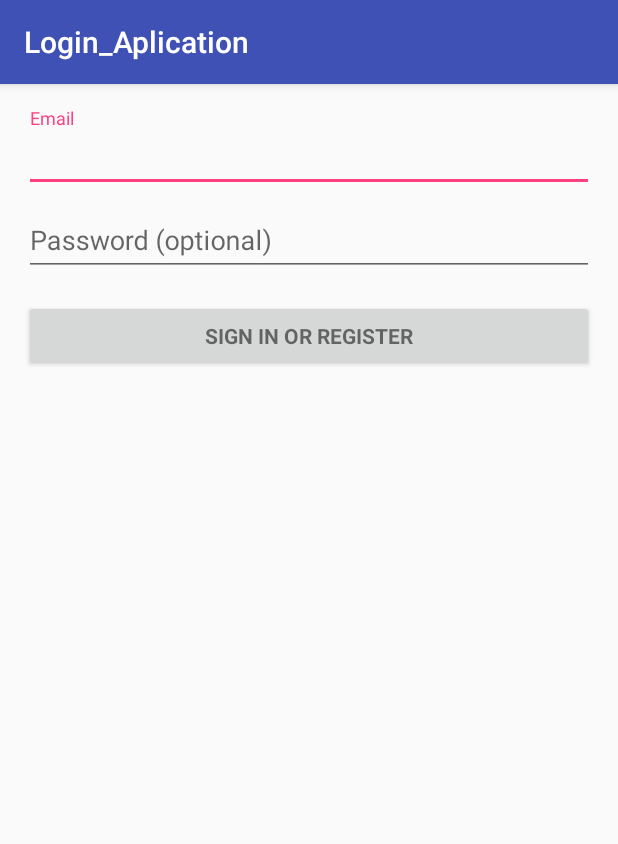
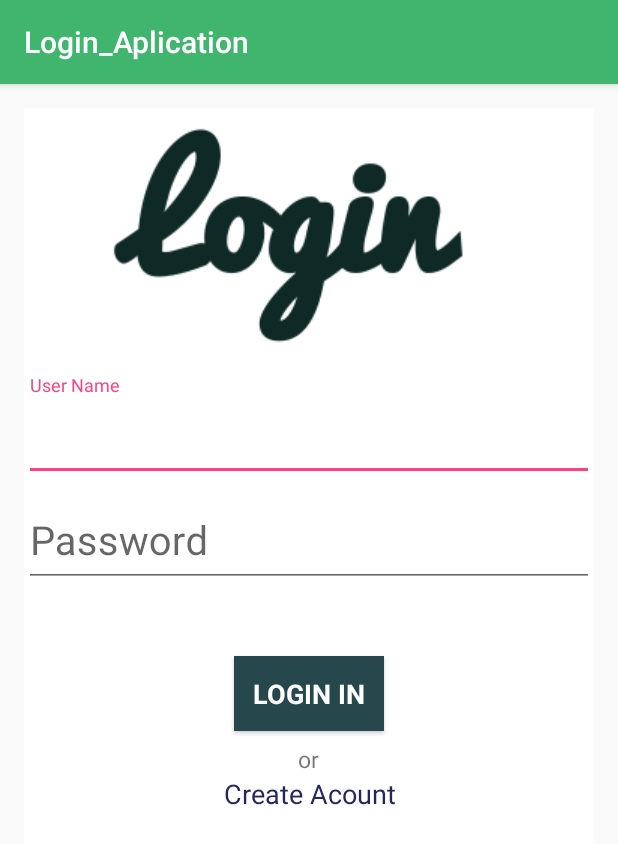
Before and after one commit to UDENAR-EDWIN/Login_Activity, an Android app: the screen it shows after launch (LoginActivity), on a phone screen of 412 x 824 dp. Shown: the top 844 px of the screen. Run offline under Robolectric (Android 15) with nearby library versions, the phone set to English and light mode, and no system bars; 2 statements that could not run were skipped.

Commit message:
Diseño del Activity de Login

```diff
--- a/app/src/main/res/layout/activity_login.xml
+++ b/app/src/main/res/layout/activity_login.xml
@@ -21,6 +21,7 @@
 
     <ScrollView
         android:id="@+id/login_form"
+        android:background="#FFF"
         android:layout_width="match_parent"
         android:layout_height="match_parent">
 
@@ -30,19 +31,26 @@
             android:layout_height="wrap_content"
             android:orientation="vertical">
 
+            <ImageView
+                android:layout_width="wrap_content"
+                android:layout_height="wrap_content"
+                android:id="@+id/imageView"
+                android:src="@drawable/titulo"
+                android:layout_gravity="center_horizontal" />
+
             <android.support.design.widget.TextInputLayout
                 android:layout_width="match_parent"
                 android:layout_height="wrap_content">
 
                 <AutoCompleteTextView
                     android:id="@+id/email"
+                    android:textSize="40px"
                     android:layout_width="match_parent"
-                    android:layout_height="wrap_content"
+                    android:layout_height="60dp"
                     android:hint="@string/prompt_email"
                     android:inputType="textEmailAddress"
                     android:maxLines="1"
                     android:singleLine="true" />
-
             </android.support.design.widget.TextInputLayout>
 
             <android.support.design.widget.TextInputLayout
@@ -51,13 +59,15 @@
 
                 <EditText
                     android:id="@+id/password"
+                    android:textSize="40px"
                     android:layout_width="match_parent"
-                    android:layout_height="wrap_content"
+                    android:layout_height="60dp"
                     android:hint="@string/prompt_password"
                     android:imeActionId="@+id/login"
                     android:imeActionLabel="@string/action_sign_in_short"
                     android:imeOptions="actionUnspecified"
                     android:inputType="textPassword"
+                    android:layout_marginBottom="30dp"
                     android:maxLines="1"
                     android:singleLine="true" />
 
@@ -66,12 +76,34 @@
             <Button
                 android:id="@+id/email_sign_in_button"
                 style="?android:textAppearanceSmall"
-                android:layout_width="match_parent"
-                android:layout_height="wrap_content"
+                android:layout_width="100dp"
+                android:layout_height="50dp"
+                android:layout_gravity="center"
                 android:layout_marginTop="16dp"
+                android:layout_marginBottom="8dp"
                 android:text="@string/action_sign_in"
+                android:background="#26474b"
+                android:textColor="#fff"
+                android:textSize="18dp"
                 android:textStyle="bold" />
 
+            <TextView
+                android:layout_width="wrap_content"
+                android:layout_height="wrap_content"
+                android:text="or"
+                android:textSize="15dp"
+                android:id="@+id/textView"
+                android:layout_gravity="center_horizontal" />
+
+            <TextView
+                android:layout_width="wrap_content"
+                android:layout_height="wrap_content"
+                android:textSize="18dp"
+                android:gravity="center"
+                android:textColor="#232760"
+                android:text="Create Acount"
+                android:id="@+id/textView2"
+                android:layout_gravity="center_horizontal" />
         </LinearLayout>
     </ScrollView>
 </LinearLayout>
--- a/app/src/main/res/values/colors.xml
+++ b/app/src/main/res/values/colors.xml
@@ -1,6 +1,6 @@
 <?xml version="1.0" encoding="utf-8"?>
 <resources>
-    <color name="colorPrimary">#3F51B5</color>
-    <color name="colorPrimaryDark">#303F9F</color>
+    <color name="colorPrimary">#3fb56e</color>
+    <color name="colorPrimaryDark">#1d5b3b</color>
     <color name="colorAccent">#FF4081</color>
 </resources>
--- a/app/src/main/res/values/strings.xml
+++ b/app/src/main/res/values/strings.xml
@@ -2,9 +2,9 @@
     <string name="app_name">Login_Aplication</string>
 
     <!-- Strings related to login -->
-    <string name="prompt_email">Email</string>
-    <string name="prompt_password">Password (optional)</string>
-    <string name="action_sign_in">Sign in or register</string>
+    <string name="prompt_email">User Name</string>
+    <string name="prompt_password">Password</string>
+    <string name="action_sign_in">LOGIN IN</string>
     <string name="action_sign_in_short">Sign in</string>
     <string name="error_invalid_email">This email address is invalid</string>
     <string name="error_invalid_password">This password is too short</string>
```
Also changed, not shown: app/src/main/res/drawable/titulo.png (added).
